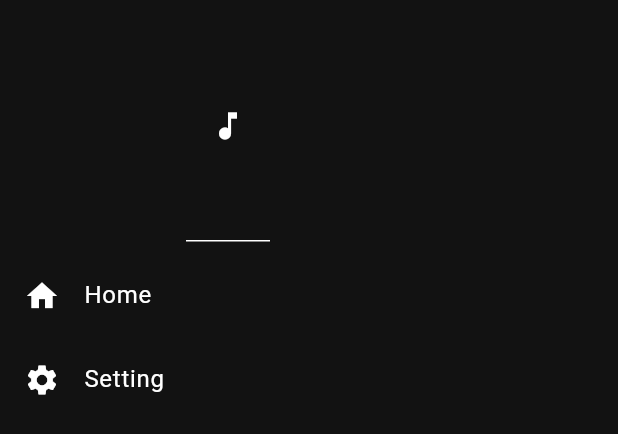
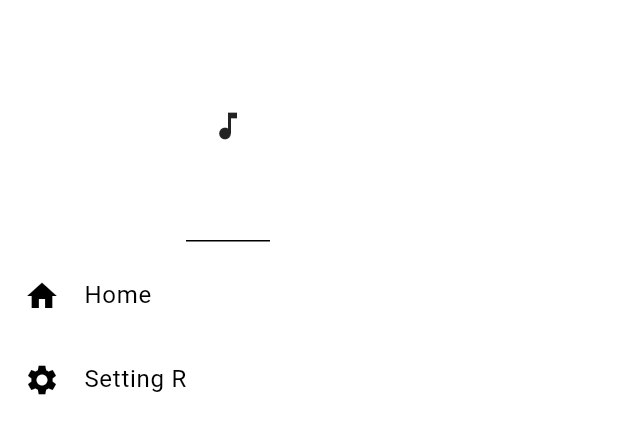
Before and after one commit to araful39/audio_player_app, a Flutter app: the MyDrawer widget shown alone on an empty page, opened directly, on a phone screen of 412 x 824 dp. Shown: the top 434 px of the screen. Run offline on Flutter 3.47's test engine with Material 3 defaults, Android fonts, the phone set to English and light mode, and no system bars.

Commit message:
setting page working now

```diff
--- /dev/null
+++ b/lib/pages/drawer/my_drawer.dart
@@ -0,0 +1,34 @@
+import 'package:audio_player/pages/drawer/widget/list-tile.dart';
+import 'package:audio_player/pages/home_page/home_page.dart';
+import 'package:audio_player/pages/setting/setting.dart';
+import 'package:flutter/material.dart';
+class MyDrawer extends StatelessWidget {
+  const MyDrawer({
+    super.key,
+  });
+
+  @override
+  Widget build(BuildContext context) {
+    return  Drawer(
+      child: Column(
+        children: [
+          const DrawerHeader(child: Icon((Icons.music_note))),
+          RListTile(icon: Icons.home, title: 'Home ', onTap: () {
+            Navigator.pop(context);
+            Navigator.push(context, MaterialPageRoute(builder: (context)=>const HomePage()));
+
+
+
+          },),
+          RListTile(icon: Icons.settings, title: 'Setting R', onTap: () {
+            Navigator.pop(context);
+            Navigator.push(context, MaterialPageRoute(builder: (context)=>const SettingPage()));
+
+
+          },),
+
+        ],
+      ),
+    );
+  }
+}
--- /dev/null
+++ b/lib/pages/drawer/widget/list-tile.dart
@@ -0,0 +1,18 @@
+import 'package:flutter/material.dart';
+class RListTile extends StatelessWidget {
+  final IconData icon;
+  final String title;
+  final void Function() onTap;
+  const RListTile({
+    super.key, required this.icon, required this.title, required this.onTap,
+  });
+
+  @override
+  Widget build(BuildContext context) {
+    return ListTile(
+      leading:  Icon(icon),
+      title:  Text(title),
+      onTap:onTap,
+    );
+  }
+}
--- a/lib/pages/drawer/widget/my_drawer.dart
+++ /dev/null
@@ -1,29 +0,0 @@
-import 'package:flutter/material.dart';
-class MyDrawer extends StatelessWidget {
-  const MyDrawer({
-    super.key,
-  });
-
-  @override
-  Widget build(BuildContext context) {
-    return  Drawer(
-      child: Column(
-        children: [
-          const DrawerHeader(child: Icon((Icons.music_note))),
-          ListTile(
-            leading: const Icon(Icons.home),
-            title: const Text("Home"),
-            onTap: (){
-              Navigator.pop(context);
-            },
-          ),
-          ListTile(
-            leading: const Icon(Icons.settings),
-            title:const Text("Setting"),
-            onTap: (){},
-          ),
-        ],
-      ),
-    );
-  }
-}
--- a/lib/pages/home_page/home_page.dart
+++ b/lib/pages/home_page/home_page.dart
@@ -1,4 +1,4 @@
-import 'package:audio_player/pages/drawer/widget/my_drawer.dart';
+import 'package:audio_player/pages/drawer/my_drawer.dart';
 import 'package:flutter/material.dart';
 
 class HomePage extends StatelessWidget {
```
Also changed, not shown: lib/main.dart (+5 -3 lines), lib/pages/controller/theme_provider.dart (+8 -0 lines), lib/pages/setting/setting.dart (added, +37 -0 lines).
